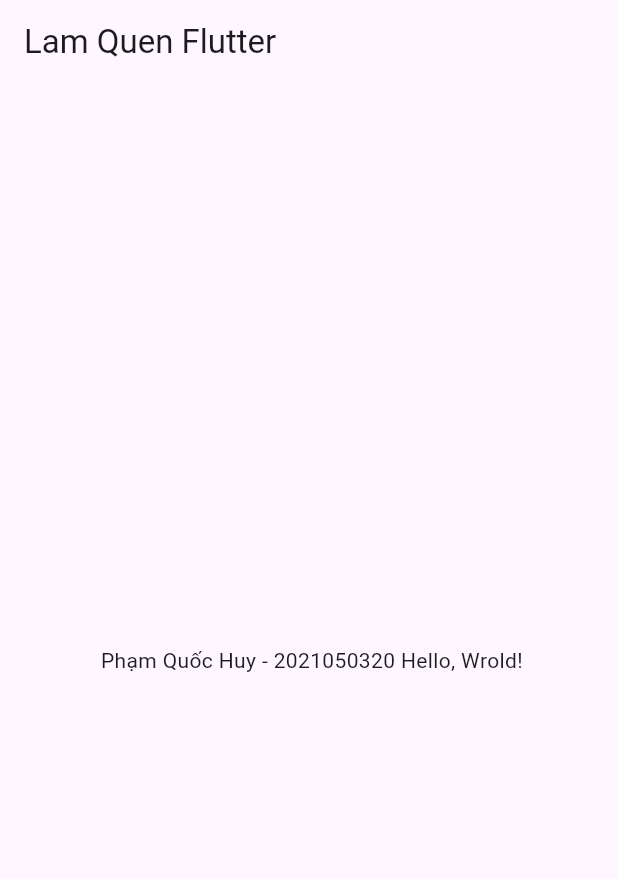
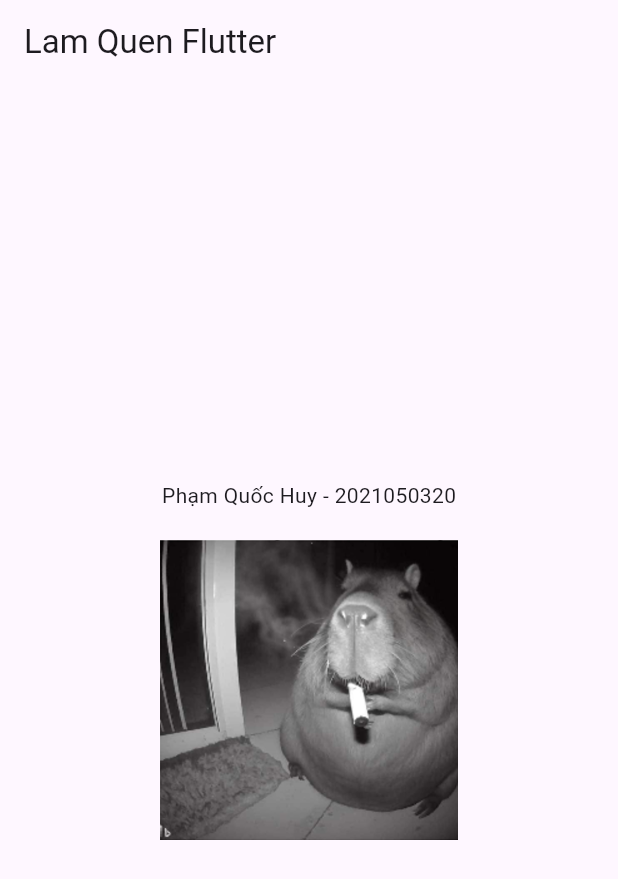
Before and after one commit to phamquochuy02/Flutter__code, a Flutter app: the screen it shows after launch, on a phone screen of 412 x 824 dp. Shown: the top 879 px of the screen. Run offline on Flutter 3.47's test engine with Material 3 defaults, Android fonts, the phone set to English and light mode, and no system bars.

Commit message:
Huy
Done

```diff
--- a/lab1/lib/main.dart
+++ b/lab1/lib/main.dart
@@ -1,7 +1,7 @@
 import 'package:flutter/material.dart';
 
 void main(List<String> args) {
-  runApp(CounterApp());
+  runApp(const CounterApp());
 }
 
 class CounterApp extends StatelessWidget {
@@ -9,15 +9,24 @@ class CounterApp extends StatelessWidget {
 
   @override
   Widget build(BuildContext context) {
-    return MaterialApp (
+    return MaterialApp(
       home: Scaffold(
         appBar: AppBar(
-          title: Text('Lam Quen Flutter'),
+          title: const Text('Lam Quen Flutter'),
         ),
-        body: const Center(
-      child: Text(' Phạm Quốc Huy - 2021050320 Hello, Wrold!'),
-
-    ),
+        body: Center(
+            child: Column(
+          mainAxisAlignment: MainAxisAlignment.center,
+          children: [
+            const Text ('Phạm Quốc Huy - 2021050320'),
+            const SizedBox(height: 20),
+            Image.asset(
+              'assets/images/chuot.png',
+            height: 200,
+            width: 200,
+            )
+          ],
+        )),
       ),
     );
   }
--- a/lab1/pubspec.yaml
+++ b/lab1/pubspec.yaml
@@ -13,7 +13,7 @@ publish_to: 'none' # Remove this line if you wish to publish to pub.dev
 # Read more about Android versioning at https://developer.android.com/studio/publish/versioning
 # In iOS, build-name is used as CFBundleShortVersionString while build-number is used as CFBundleVersion.
 # Read more about iOS versioning at
-# https://developer.apple.com/library/archive/documentation/General/Reference/InfoPlistKeyReference/Articles/CoreFoundationKeys.html
+# https:
 # In Windows, build-name is used as the major, minor, and patch parts
 # of the product and file versions while build-number is used as the build suffix.
 version: 1.0.0+1
@@ -59,8 +59,8 @@ flutter:
   uses-material-design: true
 
   # To add assets to your application, add an assets section, like this:
-  # assets:
-  #   - images/a_dot_burr.jpeg
+  assets:
+    - assets/images/
   #   - images/a_dot_ham.jpeg
 
   # An image asset can refer to one or more resolution-specific "variants", see
```
Also changed, not shown: lab1/assets/images/chuot.png (added), 1 other file.
